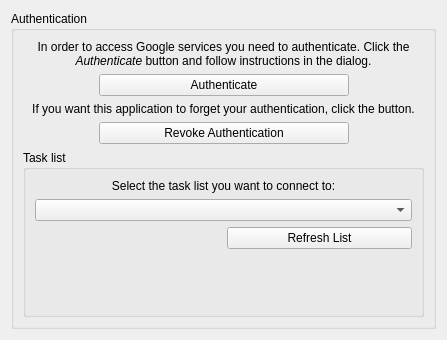
This is tasks/settingsdialog.ui in KDE/libkgapi as Qt 5 draws it before an edit. The edited form follows.
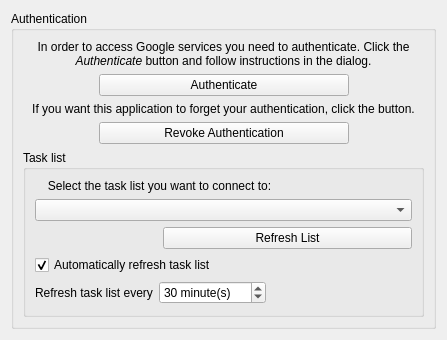
This is the edited form.

Diff of the .ui file:
```diff
--- a/tasks/settingsdialog.ui
+++ b/tasks/settingsdialog.ui
@@ -166,10 +166,10 @@
            </property>
           </widget>
          </item>
-         <item row="1" column="0" colspan="2">
+         <item row="1" column="0" colspan="3">
           <widget class="QComboBox" name="comboBox"/>
          </item>
-         <item row="3" column="0" colspan="2">
+         <item row="6" column="0" colspan="2">
           <spacer name="verticalSpacer">
            <property name="orientation">
             <enum>Qt::Vertical</enum>
@@ -182,13 +182,60 @@
            </property>
           </spacer>
          </item>
-         <item row="2" column="1">
+         <item row="2" column="1" colspan="2">
           <widget class="QPushButton" name="refreshListButton">
            <property name="text">
             <string>Refresh List</string>
            </property>
           </widget>
          </item>
+         <item row="3" column="0" rowspan="2" colspan="3">
+          <layout class="QGridLayout" name="gridLayout_2">
+           <item row="1" column="0">
+            <widget class="QLabel" name="label_2">
+             <property name="text">
+              <string>Refresh task list every</string>
+             </property>
+            </widget>
+           </item>
+           <item row="1" column="2">
+            <spacer name="horizontalSpacer_5">
+             <property name="orientation">
+              <enum>Qt::Horizontal</enum>
+             </property>
+             <property name="sizeHint" stdset="0">
+              <size>
+               <width>40</width>
+               <height>20</height>
+              </size>
+             </property>
+            </spacer>
+           </item>
+           <item row="1" column="1">
+            <widget class="QSpinBox" name="refreshIntervalSpinBox">
+             <property name="suffix">
+              <string> minute(s)</string>
+             </property>
+             <property name="maximum">
+              <number>1000</number>
+             </property>
+             <property name="value">
+              <number>30</number>
+             </property>
+            </widget>
+           </item>
+           <item row="0" column="0" colspan="3">
+            <widget class="QCheckBox" name="refreshTaskListComboBox">
+             <property name="text">
+              <string>Automatically refresh task list</string>
+             </property>
+             <property name="checked">
+              <bool>true</bool>
+             </property>
+            </widget>
+           </item>
+          </layout>
+         </item>
         </layout>
        </widget>
       </item>
```
